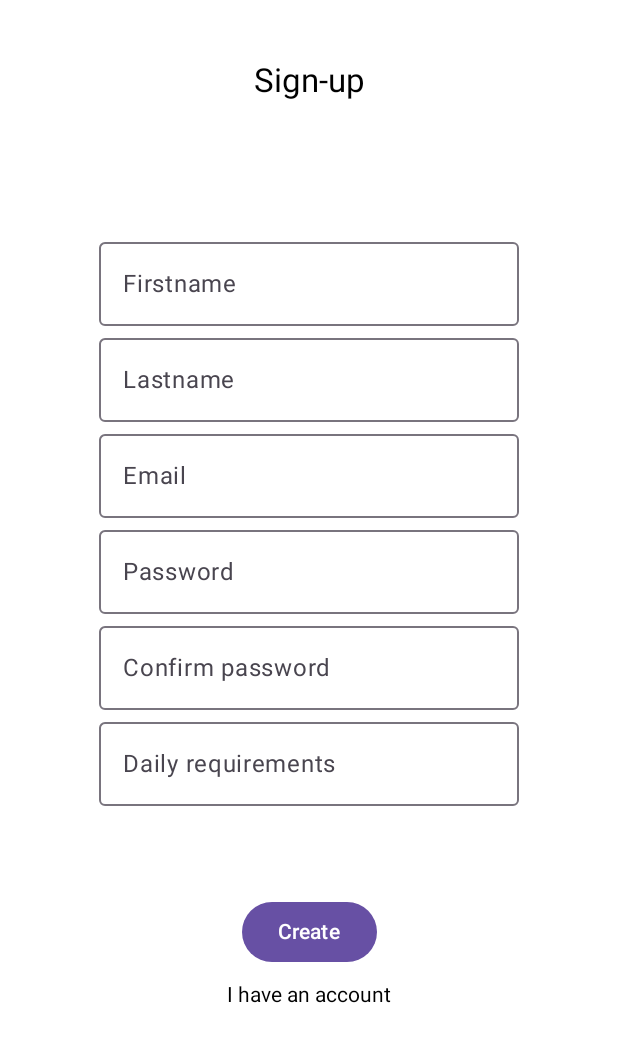
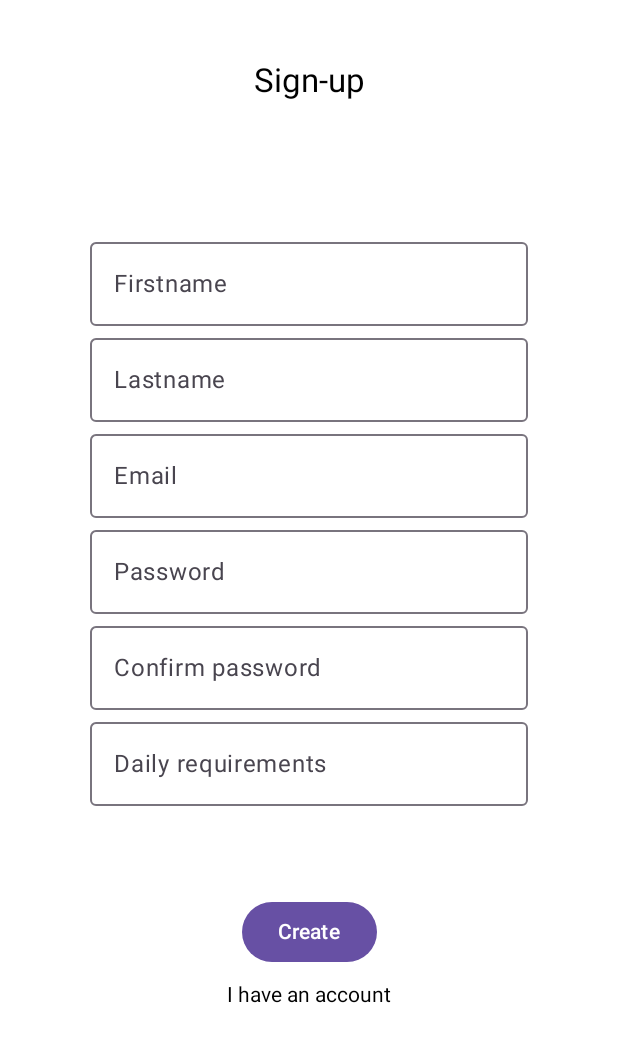
Before and after one commit to Ugzh/APPLI_KCALCUL_COMPOSE, an Android app built with Jetpack Compose: the @Preview function RegisterPreview, on a phone screen of 412 x 824 dp. Shown: the top 1042 px of the screen. Run offline under Robolectric (Android 15) with nearby library versions, the phone set to English and light mode, and no system bars.

Commit message:
Refactor layout

```diff
--- a/app/src/main/java/com/example/kcalcul_compose/MainActivity.kt
+++ b/app/src/main/java/com/example/kcalcul_compose/MainActivity.kt
@@ -7,6 +7,8 @@ import androidx.compose.foundation.layout.fillMaxSize
 import androidx.compose.material3.MaterialTheme
 import androidx.compose.material3.Surface
 import androidx.compose.ui.Modifier
+import com.example.kcalcul_compose.ui.screens.edit.EditAccount
+import com.example.kcalcul_compose.ui.screens.edit.EditAccountPreview
 import com.example.kcalcul_compose.ui.screens.register.Register
 import com.example.kcalcul_compose.ui.theme.KCALCUL_COMPOSETheme
 
@@ -20,7 +22,8 @@ class MainActivity : ComponentActivity() {
                     modifier = Modifier.fillMaxSize(),
                     color = MaterialTheme.colorScheme.background
                 ) {
-                    Register()
+                    //Register()
+                    //EditAccountPreview()
                 }
             }
         }
--- a/app/src/main/java/com/example/kcalcul_compose/ui/screens/register/Register.kt
+++ b/app/src/main/java/com/example/kcalcul_compose/ui/screens/register/Register.kt
@@ -24,7 +24,7 @@ import com.example.kcalcul_compose.ui.shared_component.TitleSharedComponent
 fun RegisterPreview(){
     Box(Modifier.fillMaxSize()) {
         TitleSharedComponent(text = "Sign-up", modifier = Modifier.align(Alignment.TopCenter))
-        Column(Modifier.align(Alignment.Center)) {
+        Column(Modifier.align(Alignment.Center).padding(horizontal = 60.dp)) {
             EditTextSharedComponent(placeholderStr = "Firstname")
             EditTextSharedComponent(placeholderStr = "Lastname")
             EditTextSharedComponent(placeholderStr = "Email")
@@ -34,14 +34,13 @@ fun RegisterPreview(){
                 placeholderStr = "Daily requirements",
                 keyboardType = KeyboardType.Number
             )
-            Box(
-                Modifier
-                    .padding(top = 60.dp)
-                    .align(Alignment.CenterHorizontally)){
-                Column(horizontalAlignment = Alignment.CenterHorizontally) {
-                    ButtonSharedComponent(btnText = "Create", modifier = Modifier)
-                    Text(text = "I have an account", Modifier.padding(top= 10.dp))
-                }
+            Column(
+                horizontalAlignment = Alignment.CenterHorizontally,
+                modifier = Modifier
+                    .fillMaxWidth()
+                    .padding(top = 60.dp)) {
+                ButtonSharedComponent(btnText = "Create", modifier = Modifier)
+                Text(text = "I have an account", Modifier.padding(top= 10.dp))
             }
         }
 
--- a/app/src/main/java/com/example/kcalcul_compose/ui/shared_component/EditTextSharedComponent.kt
+++ b/app/src/main/java/com/example/kcalcul_compose/ui/shared_component/EditTextSharedComponent.kt
@@ -1,5 +1,6 @@
 package com.example.kcalcul_compose.ui.shared_component
 
+import androidx.compose.foundation.layout.fillMaxWidth
 import androidx.compose.foundation.text.KeyboardOptions
 import androidx.compose.material3.OutlinedTextField
 import androidx.compose.material3.Text
@@ -46,7 +47,7 @@ fun EditTextSharedComponent(
         mutableStateOf(textToEdit)
     }
     OutlinedTextField(
-        modifier = modifier,
+        modifier = modifier.fillMaxWidth(),
         value = updatedText,
         onValueChange = { updatedText = it },
         label = {
```
Also changed, not shown: app/src/main/java/com/example/kcalcul_compose/ui/screens/edit/EditAccount.kt (+7 -8 lines), app/src/main/java/com/example/kcalcul_compose/ui/screens/login/Login.kt (+7 -9 lines).
